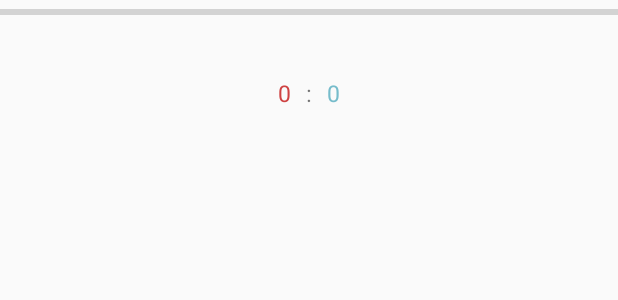
After one commit to Darcy-007/Settle_down, an Android app: the layout fragment_coding_game.xml on its own in the app's theme, with its tools: preview values and no code run, on a phone screen of 412 x 824 dp. The commit adds this screen. Shown: the top 300 px of the screen. Run offline under Robolectric (Android 15) with nearby library versions, the phone set to English and light mode, and no system bars.

Commit message:
Add coding game

```diff
--- /dev/null
+++ b/app/src/main/res/layout/fragment_coding_game.xml
@@ -0,0 +1,51 @@
+<?xml version="1.0" encoding="utf-8"?>
+<RelativeLayout xmlns:android="http://schemas.android.com/apk/res/android"
+    xmlns:tools="http://schemas.android.com/tools"
+    android:layout_width="match_parent"
+    android:layout_height="match_parent"
+    tools:context=".CodingGameFragment">
+
+
+    <ProgressBar
+        android:id="@+id/coding_progressBar"
+        style="?android:attr/progressBarStyleHorizontal"
+        android:layout_width="match_parent"
+        android:layout_height="wrap_content"
+        tools:layout_editor_absoluteX="1dp"
+        tools:layout_editor_absoluteY="5dp"
+        android:max="1000"
+        android:progress="0"
+        android:theme="@style/ProgressBarStyle"
+        />
+    <TextView
+        android:id="@+id/coding_user_score"
+        android:layout_width="wrap_content"
+        android:layout_height="wrap_content"
+        android:text="0"
+        android:textColor="@color/colorSdRed"
+        android:textSize="15sp"
+        android:layout_marginTop="35dp"
+        android:layout_toStartOf="@id/coding_score"
+        android:layout_alignBottom="@id/coding_score"/>
+    <TextView
+        android:layout_centerHorizontal="true"
+        android:layout_below="@id/coding_progressBar"
+        android:layout_marginTop="35dp"
+        android:layout_marginStart="10dp"
+        android:layout_marginEnd="10dp"
+        android:id="@+id/coding_score"
+        android:layout_width="wrap_content"
+        android:layout_height="wrap_content"
+        android:textSize="15sp"
+        android:text=":" />
+    <TextView
+        android:id="@+id/coding_another_score"
+        android:layout_width="wrap_content"
+        android:layout_height="wrap_content"
+        android:textColor="@color/colorLightBlue"
+        android:textSize="15sp"
+        android:layout_marginTop="35dp"
+        android:layout_toEndOf="@id/coding_score"
+        android:text="0"
+        android:layout_alignBottom="@id/coding_score"/>
+</RelativeLayout>
--- a/app/src/main/res/values/colors.xml
+++ b/app/src/main/res/values/colors.xml
@@ -7,4 +7,6 @@
     <color name="colorLightBlue">#76BCCB</color>
     <color name="colorGrey">#7B7F83</color>
     <color name="colorWhite">#FFFFFF</color>
+    <color name="colorSdGreen">#67A162</color>
+    <color name="colorSdRed">#CE4242</color>
 </resources>
--- a/app/src/main/res/values/styles.xml
+++ b/app/src/main/res/values/styles.xml
@@ -22,6 +22,9 @@
     </style>
     <style name="AppTheme.AppBarOverlay" parent="ThemeOverlay.AppCompat.Dark.ActionBar"/>
     <style name="AppTheme.PopupOverlay" parent="ThemeOverlay.AppCompat.Light"/>
+    <style name="ProgressBarStyle">
+        <item name="colorAccent">@color/colorSdGreen</item>
+    </style>
 
 
 
```
Also changed, not shown: app/src/main/java/com/example/settle_down/CodingGameFragment.kt (added, +96 -0 lines).
